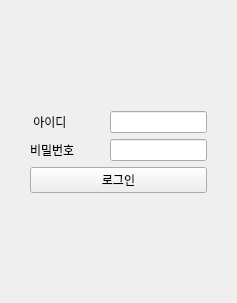
gnu-swta/Chat, file Soft_DEV/widget.ui: the form before one commit.
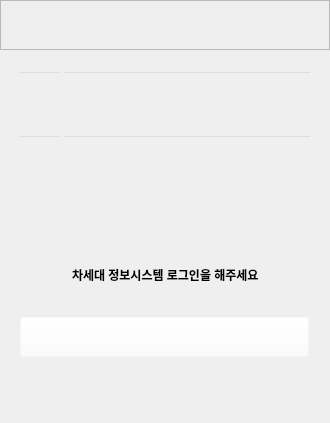
The form after the commit. Icons and pictures are not drawn.

Commit message:
로그인페이지 이미지 변경
로그인페이지 이미지 변경

```diff
--- a/Soft_DEV/widget.ui
+++ b/Soft_DEV/widget.ui
@@ -6,119 +6,243 @@
    <rect>
     <x>0</x>
     <y>0</y>
-    <width>237</width>
-    <height>303</height>
+    <width>330</width>
+    <height>423</height>
    </rect>
   </property>
+  <property name="minimumSize">
+   <size>
+    <width>0</width>
+    <height>0</height>
+   </size>
+  </property>
+  <property name="maximumSize">
+   <size>
+    <width>330</width>
+    <height>16777215</height>
+   </size>
+  </property>
   <property name="windowTitle">
    <string>Widget</string>
   </property>
-  <layout class="QHBoxLayout" name="horizontalLayout">
+  <layout class="QVBoxLayout" name="verticalLayout_2">
+   <property name="spacing">
+    <number>0</number>
+   </property>
+   <property name="leftMargin">
+    <number>0</number>
+   </property>
+   <property name="topMargin">
+    <number>0</number>
+   </property>
+   <property name="rightMargin">
+    <number>0</number>
+   </property>
+   <property name="bottomMargin">
+    <number>0</number>
+   </property>
    <item>
-    <layout class="QHBoxLayout" name="horizontalLayout_2">
-     <item>
-      <spacer name="horizontalSpacer">
-       <property name="orientation">
-        <enum>Qt::Horizontal</enum>
-       </property>
-       <property name="sizeHint" stdset="0">
+    <widget class="QFrame" name="frame">
+     <property name="minimumSize">
+      <size>
+       <width>330</width>
+       <height>50</height>
+      </size>
+     </property>
+     <property name="maximumSize">
         <size>
-         <width>40</width>
-         <height>20</height>
-        </size>
-       </property>
-      </spacer>
-     </item>
-    </layout>
-   </item>
+       <width>330</width>
+       <height>50</height>
+      </size>
+     </property>
+     <property name="styleSheet">
+      <string notr="true">background-image: url(:/res/res/loginbar.png);</string>
+     </property>
+     <property name="frameShape">
+      <enum>QFrame::StyledPanel</enum>
+     </property>
+     <property name="frameShadow">
+      <enum>QFrame::Raised</enum>
+     </property>
+    </widget>
+   </item>
    <item>
-    <layout class="QVBoxLayout" name="verticalLayout">
-     <item>
-      <spacer name="verticalSpacer_2">
-       <property name="orientation">
-        <enum>Qt::Vertical</enum>
-       </property>
-       <property name="sizeHint" stdset="0">
+    <widget class="QWidget" name="widget_3" native="true">
+     <property name="minimumSize">
+      <size>
+       <width>330</width>
+       <height>0</height>
+      </size>
+     </property>
+     <property name="maximumSize">
         <size>
-         <width>20</width>
-         <height>40</height>
-        </size>
-       </property>
-      </spacer>
-     </item>
+       <width>330</width>
+       <height>16777215</height>
+      </size>
+     </property>
+     <property name="styleSheet">
+      <string notr="true">background-image: url(:/res/res/backunder.png);
+background-color: rgba(255, 255, 255, 0);</string>
+     </property>
+     <layout class="QVBoxLayout" name="verticalLayout_3">
+      <property name="spacing">
+       <number>20</number>
+      </property>
+      <property name="leftMargin">
+       <number>0</number>
+      </property>
+      <property name="topMargin">
+       <number>0</number>
+      </property>
+      <property name="rightMargin">
+       <number>0</number>
+      </property>
+      <property name="bottomMargin">
+       <number>0</number>
+      </property>
      <item>
-      <layout class="QHBoxLayout" name="horizontalLayout_4">
+       <widget class="QFrame" name="frame_4">
+        <property name="frameShape">
+         <enum>QFrame::StyledPanel</enum>
+        </property>
+        <property name="frameShadow">
+         <enum>QFrame::Raised</enum>
+        </property>
+        <layout class="QVBoxLayout" name="verticalLayout_4">
+         <property name="spacing">
+          <number>20</number>
+         </property>
+         <property name="leftMargin">
+          <number>0</number>
+         </property>
+         <property name="topMargin">
+          <number>20</number>
+         </property>
+         <property name="rightMargin">
+          <number>0</number>
+         </property>
+         <property name="bottomMargin">
+          <number>0</number>
+         </property>
        <item>
         <layout class="QHBoxLayout" name="horizontalLayout_5">
+           <property name="spacing">
+            <number>0</number>
+           </property>
+           <property name="leftMargin">
+            <number>16</number>
+           </property>
+           <property name="rightMargin">
+            <number>16</number>
+           </property>
          <item>
-          <widget class="QLabel" name="label">
+            <widget class="QLineEdit" name="lineEdit">
            <property name="minimumSize">
             <size>
              <width>45</width>
-             <height>0</height>
-            </size>
-           </property>
-           <property name="text">
-            <string> 아이디</string>
-           </property>
-           <property name="alignment">
-            <set>Qt::AlignLeading|Qt::AlignLeft|Qt::AlignVCenter</set>
-           </property>
+               <height>44</height>
+              </size>
+             </property>
+             <property name="maximumSize">
+              <size>
+               <width>45</width>
+               <height>44</height>
+              </size>
+             </property>
+             <property name="focusPolicy">
+              <enum>Qt::NoFocus</enum>
+             </property>
+             <property name="styleSheet">
+              <string notr="true">border-image: url(:/res/res/login_up.png);</string>
+             </property>
           </widget>
          </item>
          <item>
-          <spacer name="horizontalSpacer_3">
-           <property name="orientation">
-            <enum>Qt::Horizontal</enum>
-           </property>
-           <property name="sizeHint" stdset="0">
+            <widget class="QLineEdit" name="id">
+             <property name="minimumSize">
+              <size>
+               <width>250</width>
+               <height>44</height>
+              </size>
+             </property>
+             <property name="maximumSize">
             <size>
-             <width>40</width>
-             <height>20</height>
-            </size>
-           </property>
-          </spacer>
-         </item>
-         <item>
-          <widget class="QLineEdit" name="id"/>
-         </item>
-        </layout>
+               <width>250</width>
+               <height>44</height>
+              </size>
+             </property>
+             <property name="focusPolicy">
+              <enum>Qt::ClickFocus</enum>
+             </property>
+             <property name="layoutDirection">
+              <enum>Qt::LeftToRight</enum>
+             </property>
+             <property name="autoFillBackground">
+              <bool>false</bool>
+             </property>
+             <property name="styleSheet">
+              <string notr="true">border-image: url(:/res/res/login_down.png);</string>
+             </property>
+            </widget>
        </item>
       </layout>
      </item>
      <item>
       <layout class="QHBoxLayout" name="horizontalLayout_6">
+           <property name="spacing">
+            <number>0</number>
+           </property>
+           <property name="leftMargin">
+            <number>16</number>
+           </property>
+           <property name="rightMargin">
+            <number>16</number>
+           </property>
+           <property name="bottomMargin">
+            <number>0</number>
+           </property>
        <item>
-        <widget class="QLabel" name="label_2">
+            <widget class="QLineEdit" name="lineEdit_2">
          <property name="minimumSize">
           <size>
            <width>45</width>
-           <height>0</height>
-          </size>
-         </property>
-         <property name="text">
-          <string>비밀번호</string>
-         </property>
-         <property name="alignment">
-          <set>Qt::AlignLeading|Qt::AlignLeft|Qt::AlignVCenter</set>
+               <height>44</height>
+              </size>
+             </property>
+             <property name="maximumSize">
+              <size>
+               <width>45</width>
+               <height>44</height>
+              </size>
+             </property>
+             <property name="focusPolicy">
+              <enum>Qt::NoFocus</enum>
+             </property>
+             <property name="styleSheet">
+              <string notr="true">border-image: url(:/res/res/password_up.png);</string>
          </property>
         </widget>
        </item>
-       <item>
-        <spacer name="horizontalSpacer_4">
-         <property name="orientation">
-          <enum>Qt::Horizontal</enum>
-         </property>
-         <property name="sizeHint" stdset="0">
-          <size>
-           <width>40</width>
-           <height>20</height>
-          </size>
-         </property>
-        </spacer>
-       </item>
        <item>
         <widget class="QLineEdit" name="pw">
+             <property name="minimumSize">
+              <size>
+               <width>250</width>
+               <height>44</height>
+              </size>
+             </property>
+             <property name="maximumSize">
+              <size>
+               <width>250</width>
+               <height>44</height>
+              </size>
+             </property>
+             <property name="focusPolicy">
+              <enum>Qt::ClickFocus</enum>
+             </property>
+             <property name="styleSheet">
+              <string notr="true">border-image: url(:/res/res/login_down.png);</string>
+             </property>
          <property name="text">
           <string notr="true"/>
          </property>
@@ -129,13 +253,6 @@
        </item>
       </layout>
      </item>
-     <item>
-      <widget class="QPushButton" name="login_btn">
-       <property name="text">
-        <string>로그인</string>
-       </property>
-      </widget>
-     </item>
      <item>
       <spacer name="verticalSpacer">
        <property name="orientation">
@@ -149,10 +266,107 @@
        </property>
       </spacer>
      </item>
-    </layout>
+         <item>
+          <widget class="QFrame" name="frame_3">
+           <property name="frameShape">
+            <enum>QFrame::StyledPanel</enum>
+           </property>
+           <property name="frameShadow">
+            <enum>QFrame::Raised</enum>
+           </property>
+           <layout class="QHBoxLayout" name="horizontalLayout_2">
+            <item>
+             <spacer name="horizontalSpacer_3">
+              <property name="orientation">
+               <enum>Qt::Horizontal</enum>
+              </property>
+              <property name="sizeHint" stdset="0">
+               <size>
+                <width>40</width>
+                <height>20</height>
+               </size>
+              </property>
+             </spacer>
+            </item>
+            <item>
+             <widget class="QLabel" name="guide">
+              <property name="font">
+               <font>
+                <weight>75</weight>
+                <bold>true</bold>
+               </font>
+              </property>
+              <property name="text">
+               <string>차세대 정보시스템 로그인을 해주세요</string>
+              </property>
+             </widget>
+            </item>
+            <item>
+             <spacer name="horizontalSpacer_4">
+              <property name="orientation">
+               <enum>Qt::Horizontal</enum>
+              </property>
+              <property name="sizeHint" stdset="0">
+               <size>
+                <width>40</width>
+                <height>20</height>
+               </size>
+              </property>
+             </spacer>
+            </item>
+           </layout>
+          </widget>
    </item>
    <item>
-    <layout class="QHBoxLayout" name="horizontalLayout_3">
+          <layout class="QHBoxLayout" name="horizontalLayout">
+           <property name="spacing">
+            <number>0</number>
+           </property>
+           <item>
+            <spacer name="horizontalSpacer">
+             <property name="orientation">
+              <enum>Qt::Horizontal</enum>
+             </property>
+             <property name="sizeHint" stdset="0">
+              <size>
+               <width>40</width>
+               <height>20</height>
+              </size>
+             </property>
+            </spacer>
+           </item>
+           <item>
+            <widget class="QPushButton" name="login_btn">
+             <property name="minimumSize">
+              <size>
+               <width>289</width>
+               <height>40</height>
+              </size>
+             </property>
+             <property name="maximumSize">
+              <size>
+               <width>289</width>
+               <height>40</height>
+              </size>
+             </property>
+             <property name="styleSheet">
+              <string notr="true">QPushButton#login_btn{
+	border-image: url(:/res/res/summit_c.png);
+}
+
+QPushButton#login_btn:hover{
+	border-image: url(:/res/res/summit_o.png);
+}
+
+QPushButton#login_btn:pressed {
+	border-image: url(:/res/res/summit_p.png);
+}</string>
+             </property>
+             <property name="text">
+              <string/>
+             </property>
+            </widget>
+           </item>
      <item>
       <spacer name="horizontalSpacer_2">
        <property name="orientation">
@@ -167,6 +381,38 @@
       </spacer>
      </item>
     </layout>
+         </item>
+        </layout>
+       </widget>
+      </item>
+      <item>
+       <widget class="QFrame" name="frame_2">
+        <property name="minimumSize">
+         <size>
+          <width>330</width>
+          <height>45</height>
+         </size>
+        </property>
+        <property name="maximumSize">
+         <size>
+          <width>330</width>
+          <height>45</height>
+         </size>
+        </property>
+        <property name="styleSheet">
+         <string notr="true">border-image: url(:/res/res/loginUnd.png);
+background-color: rgba(255, 255, 255, 0);</string>
+        </property>
+        <property name="frameShape">
+         <enum>QFrame::StyledPanel</enum>
+        </property>
+        <property name="frameShadow">
+         <enum>QFrame::Raised</enum>
+        </property>
+       </widget>
+      </item>
+     </layout>
+    </widget>
    </item>
   </layout>
  </widget>
```
Lines whose indentation alone changed are shown as unchanged. The commit also changes 28 other files.
